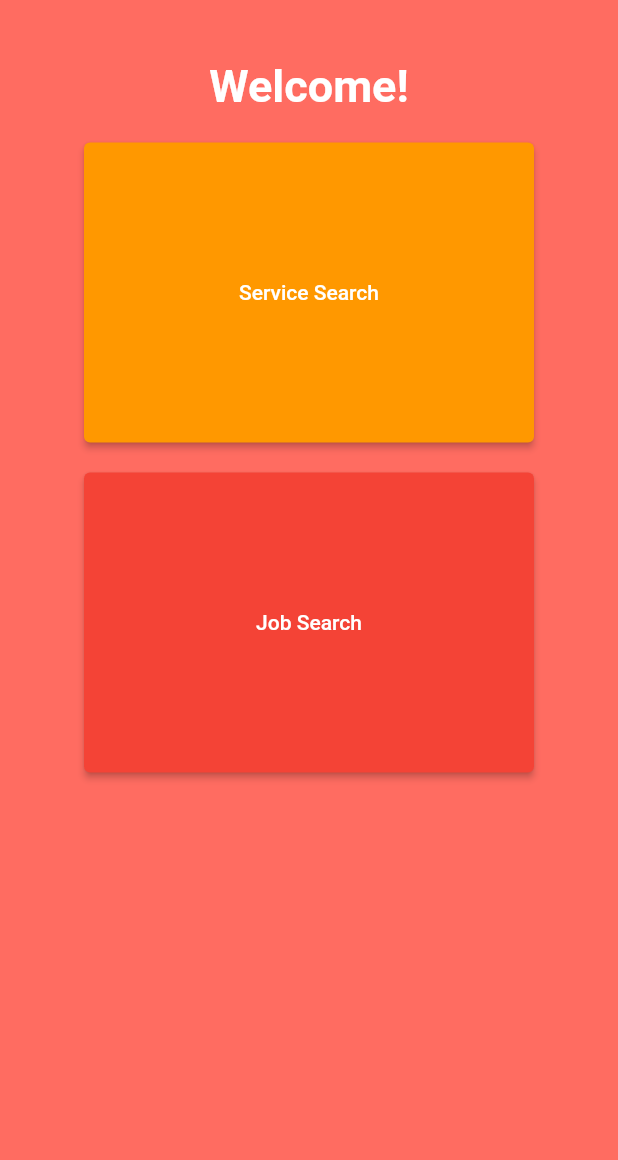
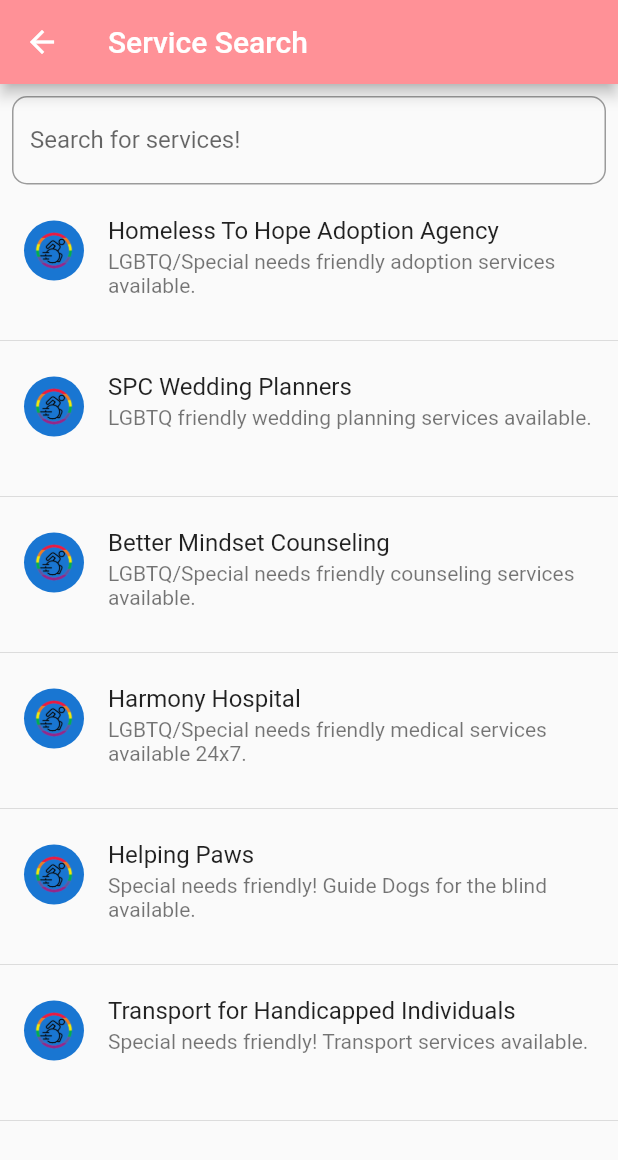
Before and after one commit to ashmitahaldar/HackathonProject, a Flutter app: the HomePage screen opened directly, after a tap on "Service Search", on a phone screen of 412 x 824 dp. Shown: the top 1160 px of the screen. Run offline on Flutter 3.47's test engine with Material 2 defaults, Android fonts, the phone set to English and light mode, and no system bars; our stand-ins replace easy_sidemenu; Roboto replaces fonts that are missing (Avenir).

Commit message:
Added Service Search

```diff
--- a/lib/design/tile.dart
+++ b/lib/design/tile.dart
@@ -4,7 +4,8 @@ import "package:flutter/material.dart";
 
 class Tile extends StatelessWidget {
   String name;
-  Tile({Key? key, required this.name}) : super(key: key);
+  String description;
+  Tile({Key? key, required this.name, required this.description}) : super(key: key);
 
   @override
   Widget build(BuildContext context) {
@@ -13,8 +14,7 @@ class Tile extends StatelessWidget {
         ListTile(
           title: Text(name),
           isThreeLine: true,
-          subtitle: Text(
-              "LGBTQ/Special need friendly job offer!\nNext Job interview available in 5 hours, 3km away from your location"),
+          subtitle: Text(description),
           leading: CircleAvatar(
               radius: 20,
               foregroundImage: Image.asset(
@@ -27,3 +27,6 @@ class Tile extends StatelessWidget {
     );
   }
 }
+
+// Text(
+//   "LGBTQ/Special need friendly job offer!\nNext Job interview available in 5 hours, 3km away from your location")
--- a/lib/screens/home_page.dart
+++ b/lib/screens/home_page.dart
@@ -3,6 +3,7 @@ import 'package:flutter/material.dart';
 import 'package:psg_hackathon_project/screens/Destress.dart';
 import 'package:psg_hackathon_project/screens/community.dart';
 import 'package:psg_hackathon_project/screens/job_search.dart';
+import 'package:psg_hackathon_project/screens/service_search.dart';
 
 class HomePage extends StatefulWidget {
   HomePage({Key? key, required this.title}) : super(key: key);
@@ -40,7 +41,10 @@ class _HomePageState extends State<HomePage> {
                   width: 300,
                   height: 200,
                   child: ElevatedButton(
-                    onPressed: () {},
+                    onPressed: () {
+                      Navigator.push(context,
+                        MaterialPageRoute(builder: (context) => ServiceSearch()));
+                    },
                     child: Text("Service Search"),
                     style: ElevatedButton.styleFrom(
                       primary: Colors.orange,
--- a/lib/screens/job_search.dart
+++ b/lib/screens/job_search.dart
@@ -12,21 +12,27 @@ class _JobSearchState extends State<JobSearch> {
   final List<Tile> tiles = [
     Tile(
       name: "Job 1",
+      description: "LGBTQ/Special need friendly job offer!\nNext Job interview available in 5 hours, 3km away from your location",
     ),
     Tile(
       name: "Job 2",
+      description: "LGBTQ/Special need friendly job offer!\nNext Job interview available in 5 hours, 3km away from your location",
     ),
     Tile(
       name: "Job 3",
+      description: "LGBTQ/Special need friendly job offer!\nNext Job interview available in 5 hours, 3km away from your location",
     ),
     Tile(
       name: "Job 4",
+      description: "LGBTQ/Special need friendly job offer!\nNext Job interview available in 5 hours, 3km away from your location",
     ),
     Tile(
       name: "Job 5",
+      description: "LGBTQ/Special need friendly job offer!\nNext Job interview available in 5 hours, 3km away from your location",
     ),
     Tile(
       name: "Job 6",
+      description: "LGBTQ/Special need friendly job offer!\nNext Job interview available in 5 hours, 3km away from your location",
     ),
   ];
 
--- /dev/null
+++ b/lib/screens/service_search.dart
@@ -0,0 +1,68 @@
+import 'package:flutter/material.dart';
+import 'package:psg_hackathon_project/design/tile.dart';
+
+class ServiceSearch extends StatefulWidget {
+  const ServiceSearch({Key? key}) : super(key: key);
+
+  @override
+  State<ServiceSearch> createState() => _ServiceSearchState();
+}
+
+class _ServiceSearchState extends State<ServiceSearch> {
+  final List<Tile> tiles = [
+    Tile(
+      name: "Homeless To Hope Adoption Agency",
+      description: "LGBTQ/Special needs friendly adoption services available.",
+    ),
+    Tile(
+      name: "SPC Wedding Planners",
+      description: "LGBTQ friendly wedding planning services available.",
+    ),
+    Tile(
+      name: "Better Mindset Counseling",
+      description: "LGBTQ/Special needs friendly counseling services available.",
+    ),
+    Tile(
+      name: "Harmony Hospital",
+      description: "LGBTQ/Special needs friendly medical services available 24x7.",
+    ),
+    Tile(
+      name: "Helping Paws",
+      description: "Special needs friendly! Guide Dogs for the blind available.",
+    ),
+    Tile(
+      name: "Transport for Handicapped Individuals",
+      description: "Special needs friendly! Transport services available.",
+    ),
+  ];
+
+  @override
+  Widget build(BuildContext context) {
+    return Scaffold(
+      appBar: AppBar(
+        backgroundColor: const Color(0xffff9197),
+        title: Text("Service Search"),
+      ),
+      body: SingleChildScrollView(
+        child: Column(
+          children: [
+            const Padding(
+              padding: const EdgeInsets.all(8.0),
+              child: TextField(
+                decoration: InputDecoration(
+                    labelText: "Search for services!",
+                    border: OutlineInputBorder(
+                        borderRadius: BorderRadius.all(Radius.circular(10)))),
+              ),
+            ),
+            ListView(
+              primary: false,
+              shrinkWrap: true,
+              children: tiles,
+            )
+          ],
+        ),
+      ),
+    );
+  }
+}
```
